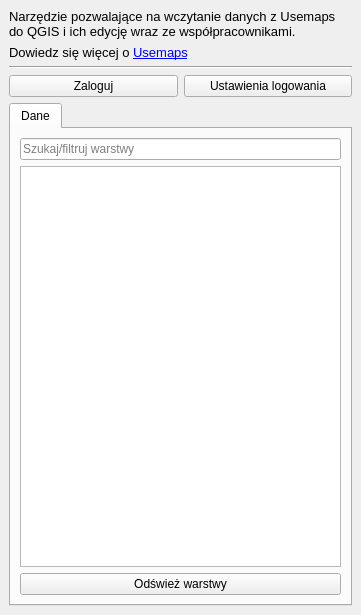
Above: usemaps_plugin/service/main_dockwidget.ui from gis-support/usemaps-qgis-plugin before the change. Below: the same form after it.
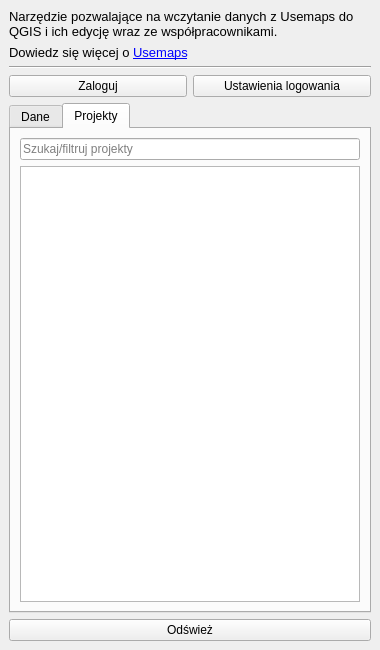
That is the form after the change.

Commit message: DEV-13635: Implementacja zakładki Projekty

```diff
--- a/usemaps_plugin/service/main_dockwidget.ui
+++ b/usemaps_plugin/service/main_dockwidget.ui
@@ -6,8 +6,8 @@
    <rect>
     <x>0</x>
     <y>0</y>
-    <width>361</width>
-    <height>615</height>
+    <width>380</width>
+    <height>650</height>
    </rect>
   </property>
   <property name="windowTitle">
@@ -18,8 +18,7 @@
     <item>
      <widget class="QLabel" name="infoLabel">
       <property name="text">
-       <string>&lt;html&gt;&lt;head/&gt;&lt;body&gt;&lt;p&gt;&lt;span style=&quot; font-size:10pt;&quot;&gt;Narzędzie pozwalające na wczytanie danych z Usemaps do QGIS i ich edycję wraz ze współpracownikami. 
-&lt;/span&gt;&lt;/p&gt;&lt;/body&gt;&lt;/html&gt;</string>
+       <string>&lt;html&gt;&lt;head/&gt;&lt;body&gt;&lt;p&gt;&lt;span style=&quot; font-size:10pt;&quot;&gt;Narzędzie pozwalające na wczytanie danych z Usemaps do QGIS i ich edycję wraz ze współpracownikami.&lt;/span&gt;&lt;/p&gt;&lt;/body&gt;&lt;/html&gt;</string>
       </property>
       <property name="wordWrap">
        <bool>true</bool>
@@ -76,24 +75,15 @@
     <item>
      <widget class="QTabWidget" name="tabWidget">
       <property name="currentIndex">
-       <number>0</number>
+       <number>1</number>
       </property>
       <widget class="QWidget" name="dataTab">
-       <property name="enabled">
-        <bool>true</bool>
-       </property>
-       <property name="toolTip">
-        <string/>
-       </property>
        <attribute name="title">
         <string>Dane</string>
        </attribute>
        <layout class="QVBoxLayout" name="verticalLayout_3">
         <item>
          <widget class="QLineEdit" name="layerBrowser">
-          <property name="text">
-           <string/>
-          </property>
           <property name="placeholderText">
            <string>Szukaj/filtruj warstwy</string>
           </property>
@@ -106,20 +96,53 @@
           </property>
          </widget>
         </item>
+       </layout>
+      </widget>
+      <widget class="QWidget" name="projectsTableView">
+       <attribute name="title">
+        <string>Projekty</string>
+       </attribute>
+       <layout class="QVBoxLayout" name="verticalLayout_5">
         <item>
-         <widget class="QPushButton" name="refreshButton">
-          <property name="text">
-           <string>Odśwież warstwy</string>
+         <widget class="QLineEdit" name="projectBrowser">
+          <property name="placeholderText">
+           <string>Szukaj/filtruj projekty</string>
           </property>
-          <property name="default">
+         </widget>
+        </item>
+        <item>
+         <widget class="QTableView" name="tableProjects">
+          <property name="selectionBehavior">
+           <enum>QAbstractItemView::SelectRows</enum>
+          </property>
+          <property name="sortingEnabled">
+           <bool>true</bool>
+          </property>
+          <property name="showGrid">
            <bool>false</bool>
           </property>
+          <attribute name="horizontalHeaderStretchLastSection">
+           <bool>true</bool>
+          </attribute>
+          <attribute name="verticalHeaderVisible">
+           <bool>false</bool>
+          </attribute>
          </widget>
         </item>
        </layout>
       </widget>
      </widget>
     </item>
+    <item>
+     <widget class="QPushButton" name="refreshButton">
+      <property name="text">
+       <string>Odśwież</string>
+      </property>
+      <property name="default">
+       <bool>false</bool>
+      </property>
+     </widget>
+    </item>
    </layout>
   </widget>
  </widget>
```
The commit also changes 2 other files.
